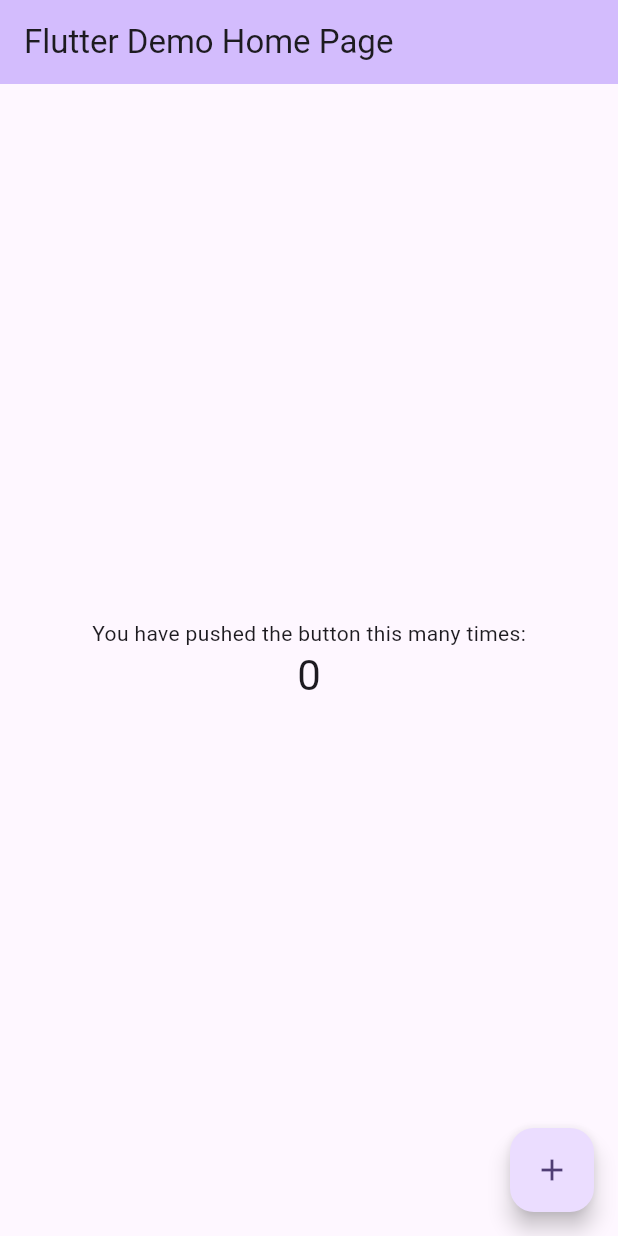
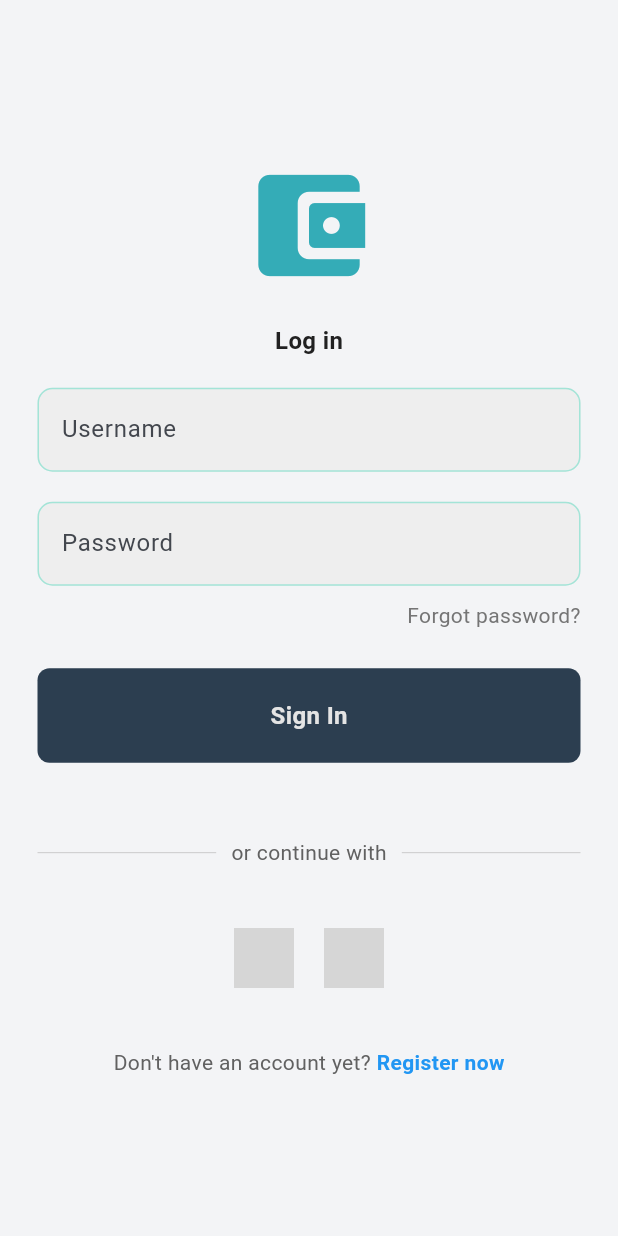
Before and after one commit to Cha17/baidyet, a Flutter app: the screen it shows after launch, on a phone screen of 412 x 824 dp. Run offline on Flutter 3.47's test engine with Material 3 defaults, Android fonts, the phone set to English and light mode, and no system bars; grey boxes are pictures that could not be loaded.

Commit message:
Login page UI only

```diff
--- /dev/null
+++ b/lib/components/auth_textfield.dart
@@ -0,0 +1,46 @@
+import 'package:flutter/material.dart';
+
+class AuthTextfield extends StatelessWidget {
+  final controller;
+  final String hintText;
+  final bool obscureText;
+
+  const AuthTextfield({
+    super.key,
+    required this.controller,
+    required this.hintText,
+    required this.obscureText,
+  });
+
+  @override
+  Widget build(BuildContext context) {
+    return Padding(
+      padding: const EdgeInsets.symmetric(horizontal: 25),
+      child: TextField(
+        controller: controller,
+        obscureText: obscureText,
+        decoration: InputDecoration(
+          enabledBorder: OutlineInputBorder(
+            borderRadius: BorderRadius.circular(10),
+            borderSide: const BorderSide(
+              color: Color(0xFFA3E4D7),
+            ),
+          ),
+          focusedBorder: OutlineInputBorder(
+            borderRadius: BorderRadius.circular(10),
+            borderSide: const BorderSide(
+              color: Color(0xFF2C3E50),
+            ),
+          ),
+          fillColor: Colors.grey[200],
+          filled: true,
+          hintText: hintText,
+          label: Text(hintText),
+          hintStyle: TextStyle(
+            color: Colors.grey[500],
+          ),
+        ),
+      ),
+    );
+  }
+}
--- /dev/null
+++ b/lib/components/my_button.dart
@@ -0,0 +1,29 @@
+import 'package:flutter/material.dart';
+
+class MyButton extends StatelessWidget {
+  final Function()? onTap;
+
+  const MyButton({super.key, required this.onTap});
+
+  @override
+  Widget build(BuildContext context) {
+    return GestureDetector(
+      onTap: () {},
+      child: Container(
+        padding: const EdgeInsets.all(20),
+        margin: const EdgeInsets.symmetric(horizontal: 25),
+        decoration: BoxDecoration(
+          color: const Color(0xFF2C3E50),
+          borderRadius: BorderRadius.circular(8),
+        ),
+        child: const Center(
+            child: Text("Sign In",
+                style: TextStyle(
+                  color: Color.fromARGB(255, 228, 228, 228),
+                  fontWeight: FontWeight.bold,
+                  fontSize: 16,
+                ))),
+      ),
+    );
+  }
+}
--- /dev/null
+++ b/lib/components/square_tile.dart
@@ -0,0 +1,14 @@
+import 'package:flutter/material.dart';
+
+class SquareTile extends StatelessWidget {
+  final String imagePath;
+  const SquareTile({super.key, required this.imagePath});
+
+  @override
+  Widget build(BuildContext context) {
+    return Image.asset(
+      imagePath,
+      height: 40,
+    );
+  }
+}
--- a/lib/main.dart
+++ b/lib/main.dart
@@ -1,3 +1,4 @@
+import 'package:baidyet/pages/login_page.dart';
 import 'package:flutter/material.dart';
 
 void main() {
@@ -11,115 +12,13 @@
   @override
   Widget build(BuildContext context) {
     return MaterialApp(
-      title: 'Flutter Demo',
+      debugShowCheckedModeBanner: false,
+      title: 'baidyet',
       theme: ThemeData(
-        // This is the theme of your application.
-        //
-        // TRY THIS: Try running your application with "flutter run". You'll see
-        // the application has a purple toolbar. Then, without quitting the app,
-        // try changing the seedColor in the colorScheme below to Colors.green
-        // and then invoke "hot reload" (save your changes or press the "hot
-        // reload" button in a Flutter-supported IDE, or press "r" if you used
-        // the command line to start the app).
-        //
-        // Notice that the counter didn't reset back to zero; the application
-        // state is not lost during the reload. To reset the state, use hot
-        // restart instead.
-        //
-        // This works for code too, not just values: Most code changes can be
-        // tested with just a hot reload.
-        colorScheme: ColorScheme.fromSeed(seedColor: Colors.deepPurple),
+        colorScheme: ColorScheme.fromSeed(seedColor: Colors.blue),
         useMaterial3: true,
       ),
-      home: const MyHomePage(title: 'Flutter Demo Home Page'),
+      home: LoginPage(),
     );
   }
 }
-
-class MyHomePage extends StatefulWidget {
-  const MyHomePage({super.key, required this.title});
-
-  // This widget is the home page of your application. It is stateful, meaning
-  // that it has a State object (defined below) that contains fields that affect
-  // how it looks.
-
-  // This class is the configuration for the state. It holds the values (in this
-  // case the title) provided by the parent (in this case the App widget) and
-  // used by the build method of the State. Fields in a Widget subclass are
-  // always marked "final".
-
-  final String title;
-
-  @override
-  State<MyHomePage> createState() => _MyHomePageState();
-}
-
-class _MyHomePageState extends State<MyHomePage> {
-  int _counter = 0;
-
-  void _incrementCounter() {
-    setState(() {
-      // This call to setState tells the Flutter framework that something has
-      // changed in this State, which causes it to rerun the build method below
-      // so that the display can reflect the updated values. If we changed
-      // _counter without calling setState(), then the build method would not be
-      // called again, and so nothing would appear to happen.
-      _counter++;
-    });
-  }
-
-  @override
-  Widget build(BuildContext context) {
-    // This method is rerun every time setState is called, for instance as done
-    // by the _incrementCounter method above.
-    //
-    // The Flutter framework has been optimized to make rerunning build methods
-    // fast, so that you can just rebuild anything that needs updating rather
-    // than having to individually change instances of widgets.
-    return Scaffold(
-      appBar: AppBar(
-        // TRY THIS: Try changing the color here to a specific color (to
-        // Colors.amber, perhaps?) and trigger a hot reload to see the AppBar
-        // change color while the other colors stay the same.
-        backgroundColor: Theme.of(context).colorScheme.inversePrimary,
-        // Here we take the value from the MyHomePage object that was created by
-        // the App.build method, and use it to set our appbar title.
-        title: Text(widget.title),
-      ),
-      body: Center(
-        // Center is a layout widget. It takes a single child and positions it
-        // in the middle of the parent.
-        child: Column(
-          // Column is also a layout widget. It takes a list of children and
-          // arranges them vertically. By default, it sizes itself to fit its
-          // children horizontally, and tries to be as tall as its parent.
-          //
-          // Column has various properties to control how it sizes itself and
-          // how it positions its children. Here we use mainAxisAlignment to
-          // center the children vertically; the main axis here is the vertical
-          // axis because Columns are vertical (the cross axis would be
-          // horizontal).
-          //
-          // TRY THIS: Invoke "debug painting" (choose the "Toggle Debug Paint"
-          // action in the IDE, or press "p" in the console), to see the
-          // wireframe for each widget.
-          mainAxisAlignment: MainAxisAlignment.center,
-          children: <Widget>[
-            const Text(
-              'You have pushed the button this many times:',
-            ),
-            Text(
-              '$_counter',
-              style: Theme.of(context).textTheme.headlineMedium,
-            ),
-          ],
-        ),
-      ),
-      floatingActionButton: FloatingActionButton(
-        onPressed: _incrementCounter,
-        tooltip: 'Increment',
-        child: const Icon(Icons.add),
-      ), // This trailing comma makes auto-formatting nicer for build methods.
-    );
-  }
-}
--- /dev/null
+++ b/lib/pages/login_page.dart
@@ -0,0 +1,165 @@
+import 'package:baidyet/components/auth_textfield.dart';
+import 'package:baidyet/components/my_button.dart';
+import 'package:baidyet/components/square_tile.dart';
+import 'package:flutter/material.dart';
+
+class LoginPage extends StatelessWidget {
+  LoginPage({super.key});
+
+  // test editing controllers
+  final usernameController = TextEditingController();
+  final passwordController = TextEditingController();
+
+  // sign user in
+  void signUserIn() {}
+
+  @override
+  Widget build(BuildContext context) {
+    return Scaffold(
+      backgroundColor: Color(0xFFF3F4F6),
+      body: SafeArea(
+        child: Center(
+          child: Column(
+            mainAxisAlignment: MainAxisAlignment.center,
+            children: [
+              // logo
+              Icon(
+                Icons.account_balance_wallet_rounded,
+                size: 90,
+                color: const Color(0xFF34ACB7),
+              ),
+              // Image.asset(
+              //   "images/baidyet.png",
+              //   width: 200,
+              //   height: 200,
+              // ),
+              const SizedBox(height: 20),
+              // Log in
+              Text(
+                "Log in",
+                style: TextStyle(
+                  color: Colors.grey[900],
+                  fontWeight: FontWeight.bold,
+                  fontSize: 16,
+                ),
+              ),
+
+              const SizedBox(height: 20),
+              // username textfield
+              AuthTextfield(
+                controller: usernameController,
+                hintText: "Username",
+                obscureText: false,
+              ),
+
+              const SizedBox(height: 20),
+
+              // password textfield
+              AuthTextfield(
+                controller: passwordController,
+                hintText: "Password",
+                obscureText: true,
+              ),
+
+              const SizedBox(height: 10),
+
+              // forgot passowrd
+              Padding(
+                padding: const EdgeInsets.symmetric(horizontal: 25),
+                child: Row(
+                  mainAxisAlignment: MainAxisAlignment.end,
+                  children: [
+                    Text(
+                      "Forgot password?",
+                      style: TextStyle(
+                        color: Colors.grey[600],
+                      ),
+                    ),
+                  ],
+                ),
+              ),
+
+              const SizedBox(height: 25),
+
+              // sign in button
+              MyButton(
+                onTap: signUserIn,
+              ),
+
+              const SizedBox(height: 50),
+
+              // or continue with
+              Padding(
+                padding: const EdgeInsets.symmetric(horizontal: 25),
+                child: Row(
+                  children: [
+                    Expanded(
+                      child: Divider(
+                        thickness: 0.5,
+                        color: Colors.grey[400],
+                      ),
+                    ),
+                    Padding(
+                      padding: const EdgeInsets.symmetric(horizontal: 10),
+                      child: Text(
+                        "or continue with",
+                        style: TextStyle(
+                          color: Colors.grey[700],
+                        ),
+                      ),
+                    ),
+                    Expanded(
+                      child: Divider(
+                        thickness: 0.5,
+                        color: Colors.grey[400],
+                      ),
+                    ),
+                  ],
+                ),
+              ),
+
+              const SizedBox(height: 40),
+
+              // google facebook
+              const Row(
+                mainAxisAlignment: MainAxisAlignment.center,
+                children: [
+                  // facebook button
+                  SquareTile(imagePath: 'images/facebook.png'),
+
+                  SizedBox(width: 20),
+
+                  // google button
+                  SquareTile(imagePath: 'images/google.png'),
+                ],
+              ),
+
+              const SizedBox(height: 40),
+
+              // sign up
+              Row(
+                mainAxisAlignment: MainAxisAlignment.center,
+                children: [
+                  Text(
+                    "Don't have an account yet? ",
+                    style: TextStyle(
+                      color: Colors.grey[700],
+                    ),
+                  ),
+                  const SizedBox(height: 4),
+                  const Text(
+                    "Register now",
+                    style: TextStyle(
+                      color: Colors.blue,
+                      fontWeight: FontWeight.bold,
+                    ),
+                  ),
+                ],
+              ),
+            ],
+          ),
+        ),
+      ),
+    );
+  }
+}
--- a/pubspec.yaml
+++ b/pubspec.yaml
@@ -59,9 +59,9 @@ flutter:
   uses-material-design: true
 
   # To add assets to your application, add an assets section, like this:
-  # assets:
-  #   - images/a_dot_burr.jpeg
-  #   - images/a_dot_ham.jpeg
+  assets:
+     - assets/images/
+     - assets/icons/
 
   # An image asset can refer to one or more resolution-specific "variants", see
   # https://flutter.dev/to/resolution-aware-images
```
Also changed, not shown: assets/icons/facebook.svg (added), assets/icons/google.svg (added), assets/images/baidyet.png (added), assets/images/facebook.png (added), assets/images/google.png (added).
